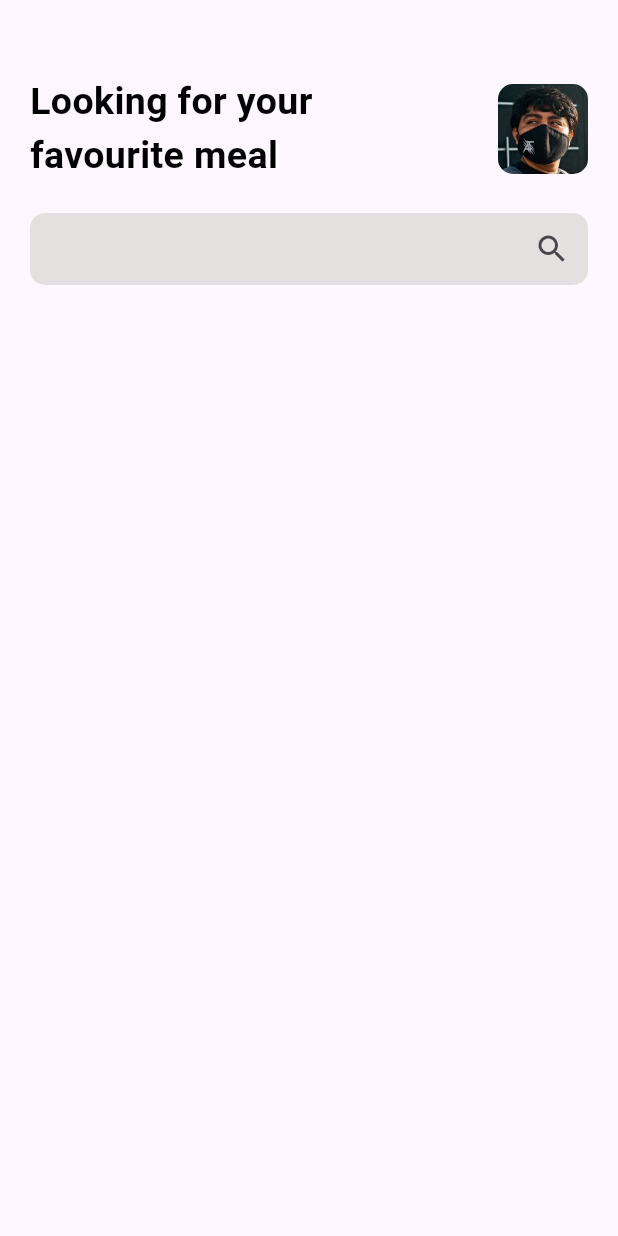
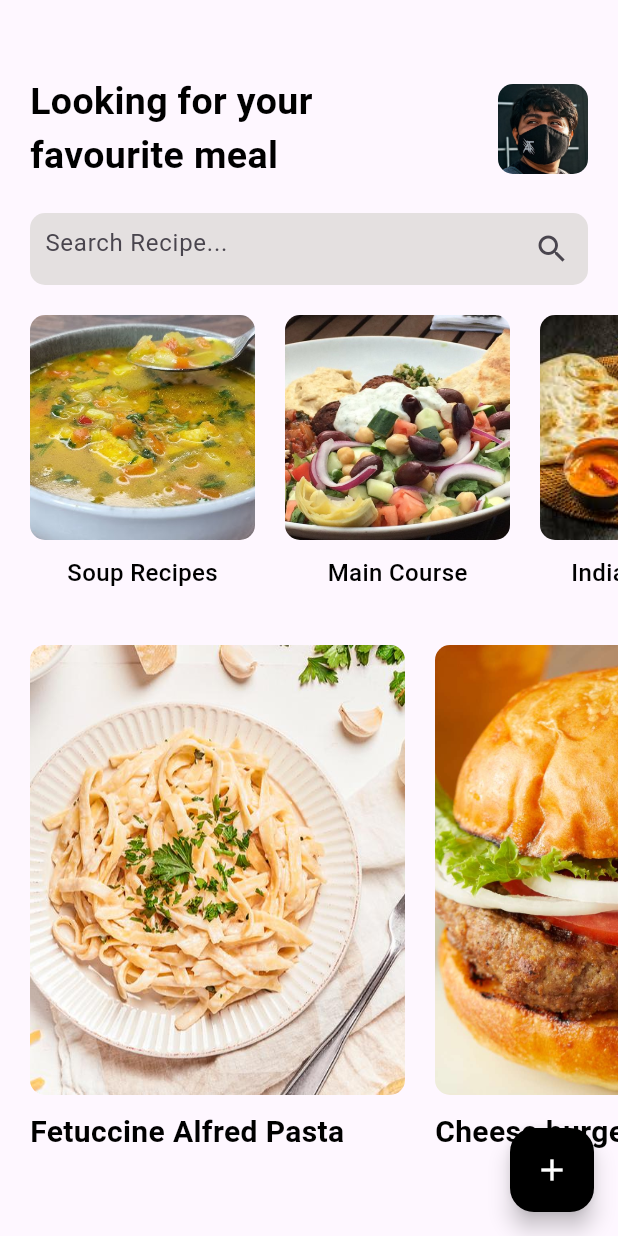
Before and after one commit to AngelTun/epic_recipe_app, a Flutter app: the screen it shows after launch, on a phone screen of 412 x 824 dp. Run offline on Flutter 3.47's test engine with Material 3 defaults, Android fonts, the phone set to English and light mode, and no system bars; our stand-ins replace firebase_core; accounts and stored records are empty.

Commit message:
Integrando imagenes y boton de add

```diff
--- a/lib/pages/home.dart
+++ b/lib/pages/home.dart
@@ -1,3 +1,4 @@
+import 'package:epic_recipe_app/widget/support_widge.dart';
 import 'package:flutter/material.dart';
 
 class Home extends StatefulWidget {
@@ -11,6 +12,9 @@ class _HomeState extends State<Home> {
   @override
   Widget build(BuildContext context) {
     return Scaffold(
+      floatingActionButton: FloatingActionButton(
+        backgroundColor: Colors.black,
+        onPressed:(){}, child: Icon(Icons.add, color: Colors.white,),),
       body: Container(
         margin: EdgeInsets.only(top: 50.0, left:20.0),
         child: Column(
@@ -34,15 +38,142 @@ class _HomeState extends State<Home> {
           ),
           SizedBox(height: 20.0,),
           Container(
+            padding: EdgeInsets.only(left: 10.0),
             margin: EdgeInsets.only(right: 20.0),
             decoration: BoxDecoration(color: const Color.fromARGB(255, 228, 224, 224),
             borderRadius: BorderRadius.circular(10)),
             width: MediaQuery.of(context).size.width,
             child: TextField(
-              decoration: InputDecoration(border: InputBorder.none, suffixIcon: Icon(Icons.search_outlined)),
+              decoration: InputDecoration(border: InputBorder.none, suffixIcon: Icon(Icons.search_outlined), hintText: "Search Recipe..."),
             ),
+          ),
+          SizedBox(height: 20.0,),
+          Container(
+            height: 200,
+            width: MediaQuery.of(context).size.width,
+            child: Expanded(
+              child: ListView(
+                scrollDirection: Axis.horizontal,
+                children: [
+                Container(
+                  margin: EdgeInsets.only(right: 20.0),
+                  child: Column(
+                    children: [
+                      ClipRRect(
+                        borderRadius: BorderRadius.circular(10),
+                        child: Image.asset(
+                          "images/soup.jpg",
+                          height: 150,
+                          width: 150,
+                          fit: BoxFit.cover,
+                          ),
+                      ),
+                        SizedBox(height: 10.0,),
+                        Text("Soup Recipes", style: AppWidget.lightfeildtextstyle())
+                    ],
+                  ),
+                ),
+                Container(
+                  margin: EdgeInsets.only(right: 20.0),
+                  child: Column(
+                    children: [
+                      ClipRRect(
+                        borderRadius: BorderRadius.circular(10),
+                        child: Image.asset(
+                          "images/maincourse.jpg",
+                          height: 150,
+                          width: 150,
+                          fit: BoxFit.cover,
+                          ),
+                      ),
+                        SizedBox(height: 10.0,),
+                        Text("Main Course", style: AppWidget.lightfeildtextstyle())
+                    ],
+                  ),
+                ),
+                Container(
+                  margin: EdgeInsets.only(right: 20.0),
+                  child: Column(
+                    children: [
+                      ClipRRect(
+                        borderRadius: BorderRadius.circular(10),
+                        child: Image.asset(
+                          "images/indian.jpg",
+                          height: 150,
+                          width: 150,
+                          fit: BoxFit.cover,
+                          ),
+                      ),
+                        SizedBox(height: 10.0,),
+                        Text("Indian Recipes", style: AppWidget.lightfeildtextstyle())
+                    ],
+                  ),
+                ),
+                Container(
+                  margin: EdgeInsets.only(right: 20.0),
+                  child: Column(
+                    children: [
+                      ClipRRect(
+                        borderRadius: BorderRadius.circular(10),
+                        child: Image.asset(
+                          "images/chinese.jpg",
+                          height: 150,
+                          width: 150,
+                          fit: BoxFit.cover,
+                          ),
+                      ),
+                        SizedBox(height: 10.0,),
+                        Text("Chinese Recipes", style: AppWidget.lightfeildtextstyle())
+                    ],
+                  ),
+                ),
+              ],
+              ),
+            ),
+          ),
+          SizedBox(height: 20.0,),
+          Expanded(
+            child: ListView(
+              scrollDirection: Axis.horizontal,
+              children: [
+              Container(
+                margin: EdgeInsets.only(right: 20.0),
+                child: Column(
+                  crossAxisAlignment: CrossAxisAlignment.start,
+                  children: [
+                  ClipRRect(
+                    borderRadius: BorderRadius.circular(10),
+                    child:
+                    Image.asset(
+                      "images/pasta.jpg",
+                      height: 300,
+                      width: 250,
+                      fit: BoxFit.cover,)),
+                      SizedBox(height: 10.0,),
+                      Text("Fetuccine Alfred Pasta", style: AppWidget.boldfeildtextstyle(),)
+                ],),
+              ),
+              Container(
+                child: Column(
+                  crossAxisAlignment: CrossAxisAlignment.start,
+                  children: [
+                  ClipRRect(
+                    borderRadius: BorderRadius.circular(10),
+                    child:
+                    Image.asset(
+                      "images/burger.jpg",
+                      height: 300,
+                      width: 250,
+                      fit: BoxFit.cover,)),
+                      SizedBox(height: 10.0,),
+                      Text("Cheese burger", style: AppWidget.boldfeildtextstyle(),)
+                ],),
+              )
+            ],),
           )
-      ],),),
+      ],
+      ),
+      ),
     );
   }
 }
--- a/lib/widget/support_widge.dart
+++ b/lib/widget/support_widge.dart
@@ -9,4 +9,9 @@ class AppWidget{
       fontWeight: FontWeight.bold
     );
   }
+  static TextStyle lightfeildtextstyle()
+  {
+    return TextStyle(
+      color: Colors.black, fontSize: 16.0, fontWeight: FontWeight.w500);
+  }
 }
```
Also changed, not shown: images/burger.jpg (added), images/pasta.jpg (added).
